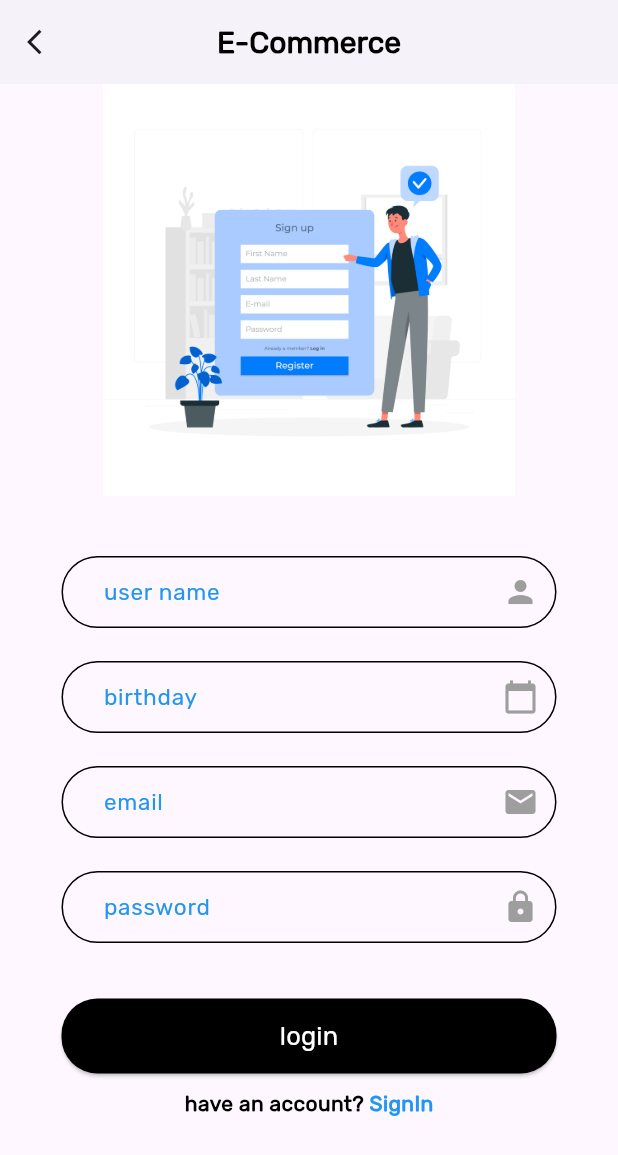
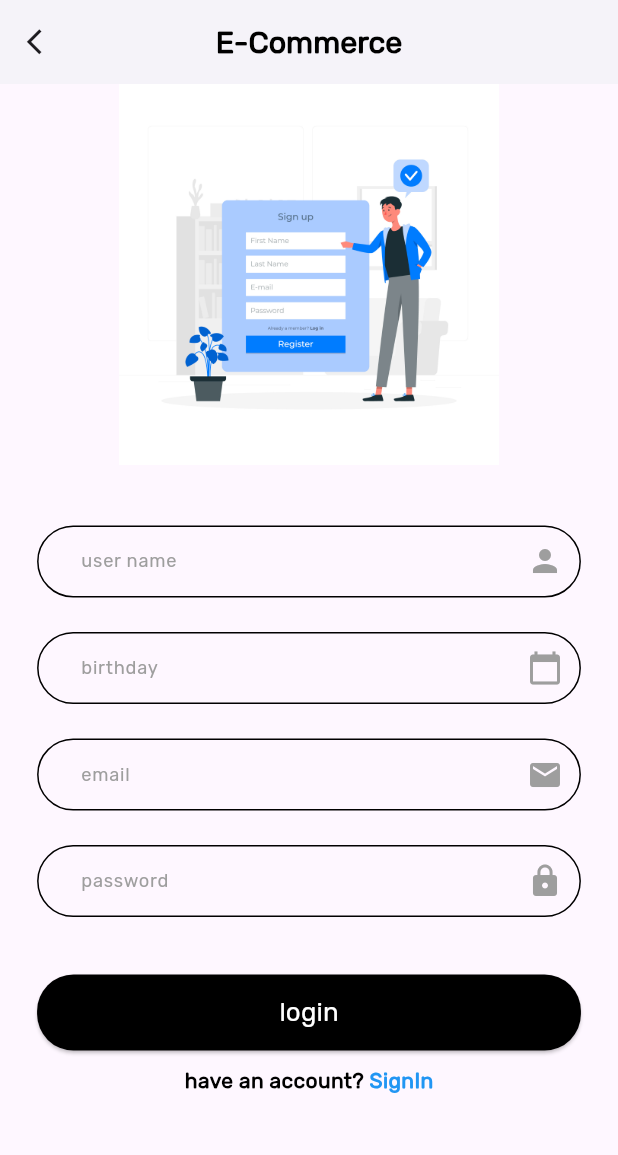
Before and after one commit to MostafaAtef7/E-commerce-app, a Flutter app: the screen it shows after launch, after a tap on "SignUp", on a phone screen of 412 x 824 dp. Shown: the top 1155 px of the screen. Run offline on Flutter 3.47's test engine with Material 3 defaults, Android fonts, the phone set to English and light mode, and no system bars; our stand-ins replace device_preview, firebase_core, flutter_screenutil, go_router; accounts and stored records are empty.

Commit message:
add flutter_screenUtil and device_preview to project

```diff
--- a/lib/core/utils/widgets/custom_app_bar.dart
+++ b/lib/core/utils/widgets/custom_app_bar.dart
@@ -1,5 +1,6 @@
 import 'package:ecommerce/constant.dart';
 import 'package:flutter/material.dart';
+import 'package:flutter_screenutil/flutter_screenutil.dart';
 
 class CustomAppBar extends StatelessWidget implements PreferredSizeWidget {
   final IconButton? iconButton;
@@ -10,7 +11,7 @@ class CustomAppBar extends StatelessWidget implements PreferredSizeWidget {
   @override
   Size get preferredSize => const Size.fromHeight(kToolbarHeight);
 
-@override
+  @override
   Widget build(BuildContext context) {
     return AppBar(
       backgroundColor: kSubColor,
@@ -18,12 +19,13 @@ class CustomAppBar extends StatelessWidget implements PreferredSizeWidget {
       scrolledUnderElevation: 0,
       leading: iconButton ?? const SizedBox(),
       centerTitle: true,
-      title: const Text(
+      title: Text(
         "E-Commerce",
         style: TextStyle(
           color: kPrimaryColor,
           fontWeight: FontWeight.bold,
-          fontSize: 20,
+          fontSize: 20
+              .sp,
           fontFamily: "Rubik",
         ),
       ),
--- a/lib/core/utils/widgets/custom_button.dart
+++ b/lib/core/utils/widgets/custom_button.dart
@@ -1,12 +1,17 @@
 import 'package:ecommerce/constant.dart';
 import 'package:flutter/material.dart';
-
+import 'package:flutter_screenutil/flutter_screenutil.dart';
 
 class CustomButton extends StatelessWidget {
   final double width, height;
   final String text;
   final Function()? onPressed;
-  const CustomButton({super.key, required this.width, required this.height, required this.text, this.onPressed});
+  const CustomButton(
+      {super.key,
+      required this.width,
+      required this.height,
+      required this.text,
+      this.onPressed});
 
   @override
   Widget build(BuildContext context) {
@@ -18,17 +23,17 @@ class CustomButton extends StatelessWidget {
         shape: MaterialStateProperty.all<OutlinedBorder>(
           RoundedRectangleBorder(
             borderRadius:
-                BorderRadius.circular(24.0), // Adjust the radius as needed
+                BorderRadius.circular(24.0.r), // Adjust the radius as needed
           ),
         ),
       ),
       child: Text(
         text,
-        style: const TextStyle(
+        style: TextStyle(
           color: kSubColor,
           fontFamily: "Rubik",
           fontWeight: FontWeight.w400,
-          fontSize: 17,
+          fontSize: 17.sp,
         ),
       ),
     );
--- a/lib/core/utils/widgets/custom_text_form_field.dart
+++ b/lib/core/utils/widgets/custom_text_form_field.dart
@@ -1,4 +1,5 @@
 import 'package:flutter/material.dart';
+import 'package:flutter_screenutil/flutter_screenutil.dart';
 
 class CustomTextFormField extends StatelessWidget {
   const CustomTextFormField({
@@ -25,10 +26,10 @@ class CustomTextFormField extends StatelessWidget {
   @override
   Widget build(BuildContext context) {
     return Padding(
-      padding: const EdgeInsets.all(10.0),
+      padding: const EdgeInsets.all(10.0).r,
       child: SizedBox(
-        height: 50,
-        width: 330,
+        height: 50.h,
+        width: 330.w,
         child: TextFormField(
           controller: controller,
           onChanged: onChanged,
@@ -37,22 +38,26 @@ class CustomTextFormField extends StatelessWidget {
           obscureText: obsureText,
           decoration: InputDecoration(
             labelText: label,
-            labelStyle: const TextStyle(
+            labelStyle: TextStyle(
               fontFamily: "Rubik",
               // fontWeight: FontWeight.bold,
+              color: Colors.grey,
+              fontSize: 12.sp,
+            ),
+            floatingLabelStyle: TextStyle(
               color: Colors.blue,
-              fontSize: 15,
+              fontSize: 15.sp,
             ),
-            contentPadding: const EdgeInsets.only(left: 18, top: 7),
+            contentPadding: const EdgeInsets.only(left: 18, top: 7).r,
             // hintText: hintText,
-            // hintStyle: const TextStyle(color: Colors.grey, fontSize: 15),
+            hintStyle: TextStyle(fontSize: 13.sp),
             suffixIcon: suffixIcon,
             suffixIconColor: Colors.grey,
-            border: OutlineInputBorder(borderRadius: BorderRadius.circular(24)),
+            border: OutlineInputBorder(borderRadius: BorderRadius.circular(24.r)),
             enabledBorder: OutlineInputBorder(
-                gapPadding: 10, borderRadius: BorderRadius.circular(24)),
+                gapPadding: 10.w, borderRadius: BorderRadius.circular(24.r)),
             focusedBorder: OutlineInputBorder(
-                gapPadding: 10, borderRadius: BorderRadius.circular(24)),
+                gapPadding: 10.w, borderRadius: BorderRadius.circular(24.r)),
           ),
           onTap: onTap,
         ),
--- a/lib/features/login/presentation/view/login_view.dart
+++ b/lib/features/login/presentation/view/login_view.dart
@@ -4,6 +4,7 @@ import 'package:ecommerce/core/utils/widgets/custom_app_bar.dart';
 import 'package:ecommerce/core/utils/widgets/custom_button.dart';
 import 'package:ecommerce/core/utils/widgets/custom_text_form_field.dart';
 import 'package:flutter/material.dart';
+import 'package:flutter_screenutil/flutter_screenutil.dart';
 import 'package:go_router/go_router.dart';
 
 class LoginView extends StatefulWidget {
@@ -27,12 +28,8 @@ class _LoginViewState extends State<LoginView> {
         child: Column(
           mainAxisAlignment: MainAxisAlignment.center,
           children: [
-            Image.asset("assets/images/login.jpg",
-                width: MediaQuery.of(context).size.width / 1.3,
-                height: MediaQuery.of(context).size.height / 3),
-            const SizedBox(
-              height: 30,
-            ),
+            Image.asset("assets/images/login.jpg", width: 250.w, height: 250.h),
+            30.verticalSpace,
             CustomTextFormField(
               // hintText: "email",
               suffixIcon: const Icon(Icons.email),
@@ -51,7 +48,7 @@ class _LoginViewState extends State<LoginView> {
               controller: null,
               obsureText: false,
               label: 'email',
-              onTap: (){},
+              onTap: () {},
             ),
             CustomTextFormField(
               // hintText: "password",
@@ -71,20 +68,16 @@ class _LoginViewState extends State<LoginView> {
               controller: null,
               obsureText: true,
               label: 'password',
-              onTap: (){},
+              onTap: () {},
             ),
-            const SizedBox(
-              height: 25,
-            ),
+            25.verticalSpace,
             CustomButton(
               text: "login",
               onPressed: () {},
-              width: 330,
-              height: 50,
+              width: 330.w,
+              height: 50.h,
             ),
-            const SizedBox(
-              height: 25,
-            ),
+            25.verticalSpace,
             Row(
               mainAxisAlignment: MainAxisAlignment.center,
               children: [
--- a/lib/features/sign_up/presentation/view/sign_up_view.dart
+++ b/lib/features/sign_up/presentation/view/sign_up_view.dart
@@ -3,6 +3,7 @@ import 'package:ecommerce/core/utils/widgets/custom_app_bar.dart';
 import 'package:ecommerce/core/utils/widgets/custom_button.dart';
 import 'package:ecommerce/core/utils/widgets/custom_text_form_field.dart';
 import 'package:flutter/material.dart';
+import 'package:flutter_screenutil/flutter_screenutil.dart';
 import 'package:go_router/go_router.dart';
 
 class SignUpView extends StatefulWidget {
@@ -28,9 +29,9 @@ class _SignUpViewState extends State<SignUpView> {
     return Scaffold(
       appBar: CustomAppBar(
         iconButton: IconButton(
-          icon: const Icon(
+          icon: Icon(
             Icons.arrow_back_ios,
-            size: 20,
+            size: 20.r,
           ),
           onPressed: () {
             GoRouter.of(context).pop();
@@ -39,12 +40,8 @@ class _SignUpViewState extends State<SignUpView> {
       ),
       body: SingleChildScrollView(
         child: Column(mainAxisAlignment: MainAxisAlignment.center, children: [
-          Image.asset("assets/images/signup.jpg",
-              width: MediaQuery.of(context).size.width / 1.3,
-              height: MediaQuery.of(context).size.height / 3),
-          const SizedBox(
-            height: 30,
-          ),
+          Image.asset("assets/images/signup.jpg", width: 250.h, height: 250.h),
+          30.verticalSpace,
           CustomTextFormField(
             // hintText: "email",
             suffixIcon: const Icon(Icons.person),
@@ -124,18 +121,14 @@ class _SignUpViewState extends State<SignUpView> {
             label: 'password',
             onTap: () {},
           ),
-          const SizedBox(
-            height: 25,
-          ),
+          25.verticalSpace,
           CustomButton(
             text: "login",
             onPressed: () {},
-            width: 330,
-            height: 50,
+            width: 330.w,
+            height: 50.h,
           ),
-          const SizedBox(
-            height: 10,
-          ),
+          10.verticalSpace,
           Row(mainAxisAlignment: MainAxisAlignment.center, children: [
             const Text(
               "have an account? ",
@@ -158,9 +151,7 @@ class _SignUpViewState extends State<SignUpView> {
               ),
             ),
           ]),
-          const SizedBox(
-            height: 25,
-          ),
+          25.verticalSpace,
         ]),
       ),
     );
--- a/lib/main.dart
+++ b/lib/main.dart
@@ -1,6 +1,9 @@
+import 'package:device_preview/device_preview.dart';
 import 'package:ecommerce/core/utils/classes/app_router.dart';
 import 'package:firebase_core/firebase_core.dart';
+import 'package:flutter/foundation.dart';
 import 'package:flutter/material.dart';
+import 'package:flutter_screenutil/flutter_screenutil.dart';
 
 import 'firebase_options.dart';
 
@@ -9,7 +12,13 @@
   await Firebase.initializeApp(
     options: DefaultFirebaseOptions.currentPlatform,
   );
-  runApp(const EcommerceApp());
+
+  runApp(
+    DevicePreview(
+      enabled: !kReleaseMode,
+      builder: (context) => const EcommerceApp(),
+    ),
+  );
 }
 
 class EcommerceApp extends StatelessWidget {
@@ -17,8 +26,11 @@
 
   // This widget is the root of your application.
   @override
-  Widget build(BuildContext context) {
-    return SafeArea(
+  Widget build(BuildContext context) => ScreenUtilInit(
+        designSize: const Size(375, 812),
+        minTextAdapt: true, //make text adapt
+        splitScreenMode: true, //make screen adapt in split mood
+        builder: (context, child) => SafeArea(
           child: MaterialApp.router(
             debugShowCheckedModeBanner: false,
             routerConfig: AppRouter.router,
@@ -26,94 +38,6 @@
               useMaterial3: true,
             ),
           ),
+        ),
       );
 }
-}
-
-class MyHomePage extends StatefulWidget {
-  const MyHomePage({super.key, required this.title});
-
-  // This widget is the home page of your application. It is stateful, meaning
-  // that it has a State object (defined below) that contains fields that affect
-  // how it looks.
-
-  // This class is the configuration for the state. It holds the values (in this
-  // case the title) provided by the parent (in this case the App widget) and
-  // used by the build method of the State. Fields in a Widget subclass are
-  // always marked "final".
-
-  final String title;
-
-  @override
-  State<MyHomePage> createState() => _MyHomePageState();
-}
-
-class _MyHomePageState extends State<MyHomePage> {
-  int _counter = 0;
-
-  void _incrementCounter() {
-    setState(() {
-      // This call to setState tells the Flutter framework that something has
-      // changed in this State, which causes it to rerun the build method below
-      // so that the display can reflect the updated values. If we changed
-      // _counter without calling setState(), then the build method would not be
-      // called again, and so nothing would appear to happen.
-      _counter++;
-    });
-  }
-
-  @override
-  Widget build(BuildContext context) {
-    // This method is rerun every time setState is called, for instance as done
-    // by the _incrementCounter method above.
-    //
-    // The Flutter framework has been optimized to make rerunning build methods
-    // fast, so that you can just rebuild anything that needs updating rather
-    // than having to individually change instances of widgets.
-    return Scaffold(
-      appBar: AppBar(
-        // TRY THIS: Try changing the color here to a specific color (to
-        // Colors.amber, perhaps?) and trigger a hot reload to see the AppBar
-        // change color while the other colors stay the same.
-        backgroundColor: Theme.of(context).colorScheme.inversePrimary,
-        // Here we take the value from the MyHomePage object that was created by
-        // the App.build method, and use it to set our appbar title.
-        title: Text(widget.title),
-      ),
-      body: Center(
-        // Center is a layout widget. It takes a single child and positions it
-        // in the middle of the parent.
-        child: Column(
-          // Column is also a layout widget. It takes a list of children and
-          // arranges them vertically. By default, it sizes itself to fit its
-          // children horizontally, and tries to be as tall as its parent.
-          //
-          // Column has various properties to control how it sizes itself and
-          // how it positions its children. Here we use mainAxisAlignment to
-          // center the children vertically; the main axis here is the vertical
-          // axis because Columns are vertical (the cross axis would be
-          // horizontal).
-          //
-          // TRY THIS: Invoke "debug painting" (choose the "Toggle Debug Paint"
-          // action in the IDE, or press "p" in the console), to see the
-          // wireframe for each widget.
-          mainAxisAlignment: MainAxisAlignment.center,
-          children: <Widget>[
-            const Text(
-              'You have pushed the button this many times:',
-            ),
-            Text(
-              '$_counter',
-              style: Theme.of(context).textTheme.headlineMedium,
-            ),
-          ],
-        ),
-      ),
-      floatingActionButton: FloatingActionButton(
-        onPressed: _incrementCounter,
-        tooltip: 'Increment',
-        child: const Icon(Icons.add),
-      ), // This trailing comma makes auto-formatting nicer for build methods.
-    );
-  }
-}
--- a/pubspec.yaml
+++ b/pubspec.yaml
@@ -37,6 +37,8 @@ dependencies:
   go_router: ^13.2.0
   firebase_core: ^2.25.4
   firebase_auth: ^4.17.4
+  flutter_screenutil: ^5.9.0
+  device_preview: ^1.1.0
 
 dev_dependencies:
   flutter_test:
```
Also changed, not shown: pubspec.lock, 1 other file. Lines whose indentation alone changed are shown as unchanged.
